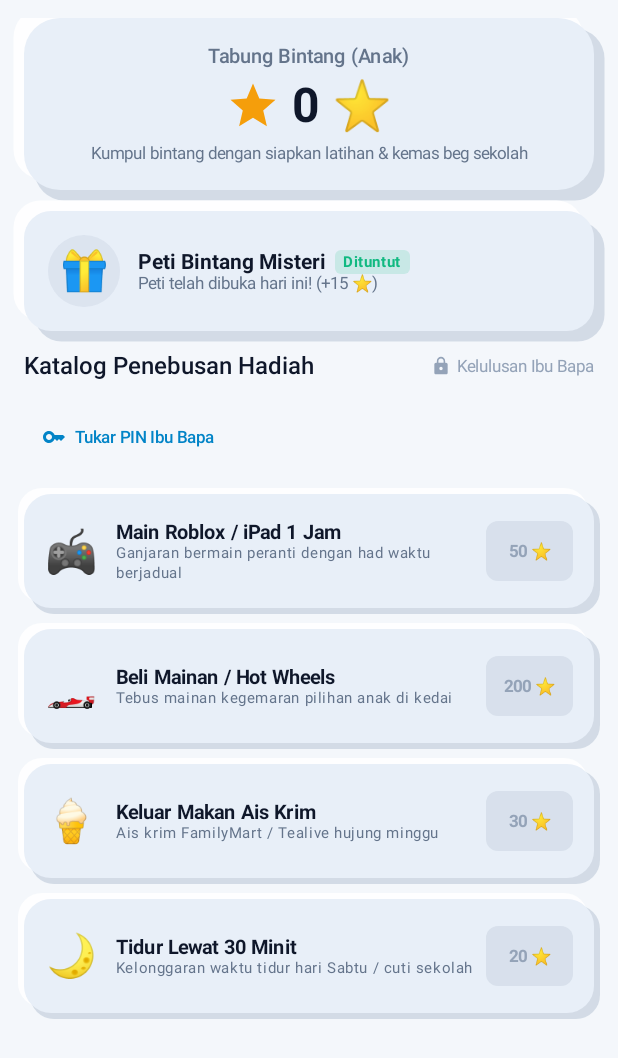
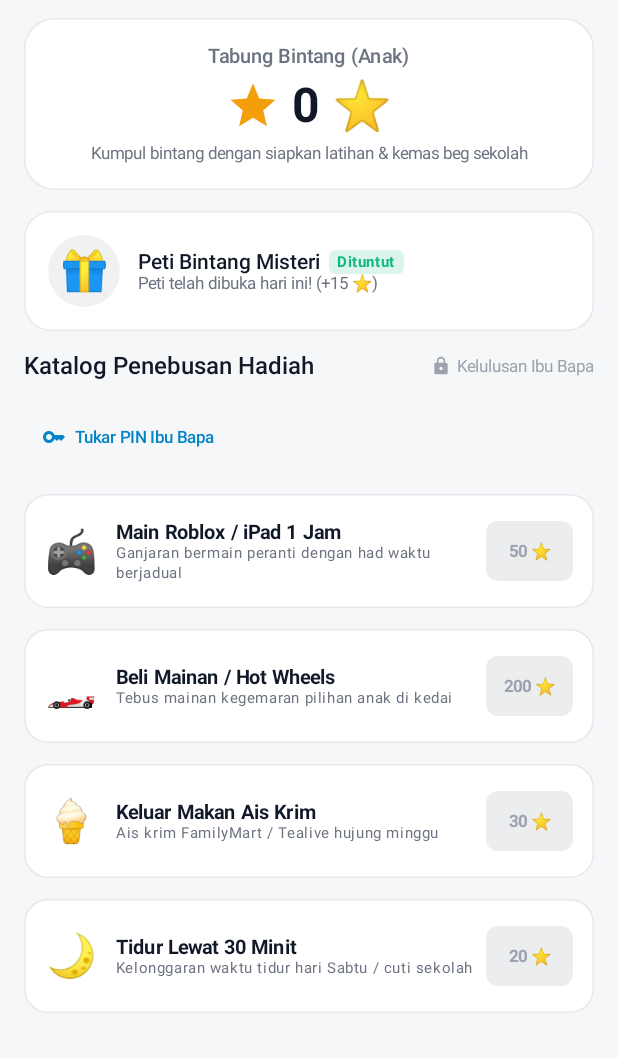
Before and after one commit to manaphassan/Slotify, an Android app built with Jetpack Compose: the composable RewardVaultScreen shown on its own in the app's theme, on a phone screen of 412 x 824 dp. Shown: the top 1058 px of the screen. Run offline under Robolectric (Android 15) with nearby library versions, the phone set to English and light mode, and no system bars.

Commit message:
Switch to a flat, minimal theme

```diff
--- a/app/src/main/java/my/slotify/app/core/designsystem/theme/NeumorphicModifier.kt
+++ b/app/src/main/java/my/slotify/app/core/designsystem/theme/NeumorphicModifier.kt
@@ -1,23 +1,16 @@
 package my.slotify.app.core.designsystem.theme
 
-import android.graphics.BlurMaskFilter
-import androidx.compose.animation.core.animateDpAsState
-import androidx.compose.animation.core.tween
 import androidx.compose.foundation.clickable
-import androidx.compose.foundation.interaction.MutableInteractionSource
-import androidx.compose.foundation.interaction.collectIsPressedAsState
-import androidx.compose.foundation.layout.padding
 import androidx.compose.foundation.shape.RoundedCornerShape
 import androidx.compose.runtime.Composable
-import androidx.compose.runtime.getValue
-import androidx.compose.runtime.remember
 import androidx.compose.ui.Modifier
 import androidx.compose.ui.draw.clip
-import androidx.compose.ui.draw.drawBehind
+import androidx.compose.ui.draw.drawWithContent
+import androidx.compose.ui.geometry.CornerRadius
+import androidx.compose.ui.geometry.Offset
+import androidx.compose.ui.geometry.Size
 import androidx.compose.ui.graphics.Color
-import androidx.compose.ui.graphics.Paint
-import androidx.compose.ui.graphics.drawscope.drawIntoCanvas
-import androidx.compose.ui.graphics.nativePaint
+import androidx.compose.ui.graphics.drawscope.Stroke
 import androidx.compose.ui.unit.Dp
 import androidx.compose.ui.unit.dp
 
@@ -28,93 +21,37 @@ enum class NeumorphicElevation {
     HIGH
 }
 
+/**
+ * Card outline. Historically a dual-shadow neumorphic effect; the minimal theme draws a single
+ * hairline instead (on top of the content, so it shows over the `.background()` that follows).
+ * The signature is unchanged so existing call sites keep working.
+ */
 @Composable
 fun Modifier.neumorphic(
     elevation: NeumorphicElevation = NeumorphicElevation.MEDIUM,
     cornerRadius: Dp = 16.dp,
-    lightColor: Color = when (LocalAppThemeMode.current) {
-        AppThemeMode.NORD -> NordColors.NordHighlight.copy(alpha = 0.6f)
-        AppThemeMode.DARK -> SlotifyColors.LightHighlightDark.copy(alpha = 0.5f)
-        AppThemeMode.LIGHT -> SlotifyColors.LightHighlightLight.copy(alpha = 0.9f)
-    },
-    darkColor: Color = when (LocalAppThemeMode.current) {
-        AppThemeMode.NORD -> NordColors.NordShadow.copy(alpha = 0.95f)
-        AppThemeMode.DARK -> SlotifyColors.DarkShadowDark.copy(alpha = 0.9f)
-        AppThemeMode.LIGHT -> SlotifyColors.LightDarkShadow.copy(alpha = 0.8f)
-    },
-    isSunken: Boolean = false
-): Modifier = this.drawBehind {
-    val elevPx = when (elevation) {
-        NeumorphicElevation.FLAT -> 0f
-        NeumorphicElevation.LOW -> 4.dp.toPx()
-        NeumorphicElevation.MEDIUM -> 8.dp.toPx()
-        NeumorphicElevation.HIGH -> 14.dp.toPx()
-    }
-
-    if (elevPx == 0f) return@drawBehind
-
-    val cornerPx = cornerRadius.toPx()
-
-    if (!isSunken) {
-        // Draw Dark Drop Shadow (Bottom-Right)
-        drawIntoCanvas { canvas ->
-            val paint = Paint().apply {
-                color = darkColor
-                nativePaint.maskFilter = BlurMaskFilter(elevPx, BlurMaskFilter.Blur.NORMAL)
-            }
-            canvas.drawRoundRect(
-                left = elevPx / 2f,
-                top = elevPx / 2f,
-                right = size.width + elevPx / 2f,
-                bottom = size.height + elevPx / 2f,
-                radiusX = cornerPx,
-                radiusY = cornerPx,
-                paint = paint
-            )
-        }
-
-        // Draw Light Specular Glow (Top-Left)
-        drawIntoCanvas { canvas ->
-            val paint = Paint().apply {
-                color = lightColor
-                nativePaint.maskFilter = BlurMaskFilter(elevPx, BlurMaskFilter.Blur.NORMAL)
-            }
-            canvas.drawRoundRect(
-                left = -elevPx / 2f,
-                top = -elevPx / 2f,
-                right = size.width - elevPx / 2f,
-                bottom = size.height - elevPx / 2f,
-                radiusX = cornerPx,
-                radiusY = cornerPx,
-                paint = paint
-            )
-        }
-    }
+    @Suppress("UNUSED_PARAMETER") lightColor: Color = Color.Unspecified,
+    darkColor: Color = SlotifyColors.BorderSubtle,
+    @Suppress("UNUSED_PARAMETER") isSunken: Boolean = false
+): Modifier = if (elevation == NeumorphicElevation.FLAT) this else this.drawWithContent {
+    drawContent()
+    val stroke = 1.dp.toPx()
+    val inset = stroke / 2f
+    val radius = (cornerRadius.toPx() - inset).coerceAtLeast(0f)
+    drawRoundRect(
+        color = darkColor,
+        topLeft = Offset(inset, inset),
+        size = Size(size.width - stroke, size.height - stroke),
+        cornerRadius = CornerRadius(radius, radius),
+        style = Stroke(width = stroke)
+    )
 }
 
 @Composable
 fun Modifier.neumorphicClickable(
     cornerRadius: Dp = 16.dp,
     onClick: () -> Unit
-): Modifier {
-    val interactionSource = remember { MutableInteractionSource() }
-    val isPressed by interactionSource.collectIsPressedAsState()
-    val elevation by animateDpAsState(
-        targetValue = if (isPressed) 2.dp else 8.dp,
-        animationSpec = tween(durationMillis = 100),
-        label = "NeumorphicPress"
-    )
-
-    return this
-        .clip(RoundedCornerShape(cornerRadius))
-        .clickable(
-            interactionSource = interactionSource,
-            indication = null,
-            onClick = onClick
-        )
-        .neumorphic(
-            elevation = if (isPressed) NeumorphicElevation.LOW else NeumorphicElevation.MEDIUM,
-            cornerRadius = cornerRadius,
-            isSunken = isPressed
-        )
-}
+): Modifier = this
+    .clip(RoundedCornerShape(cornerRadius))
+    .clickable(onClick = onClick)
+    .neumorphic(cornerRadius = cornerRadius)
```
Also changed, not shown: app/src/main/java/my/slotify/app/core/designsystem/theme/Color.kt (+21 -22 lines), app/src/main/java/my/slotify/app/core/designsystem/theme/Theme.kt (+43 -35 lines), app/src/main/java/my/slotify/app/core/designsystem/theme/Typography.kt (+9 -9 lines).
